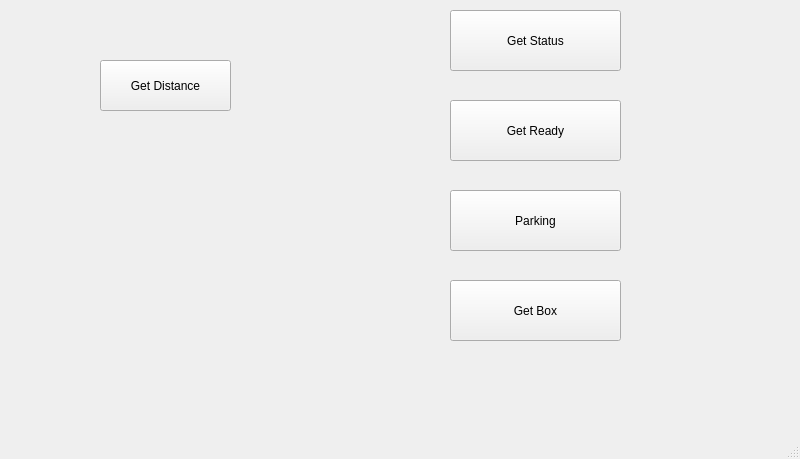
Before: the Qt Designer form mobman/gui-client/mainwindow.ui in evkuz/qt_linux, drawn with Qt 5.
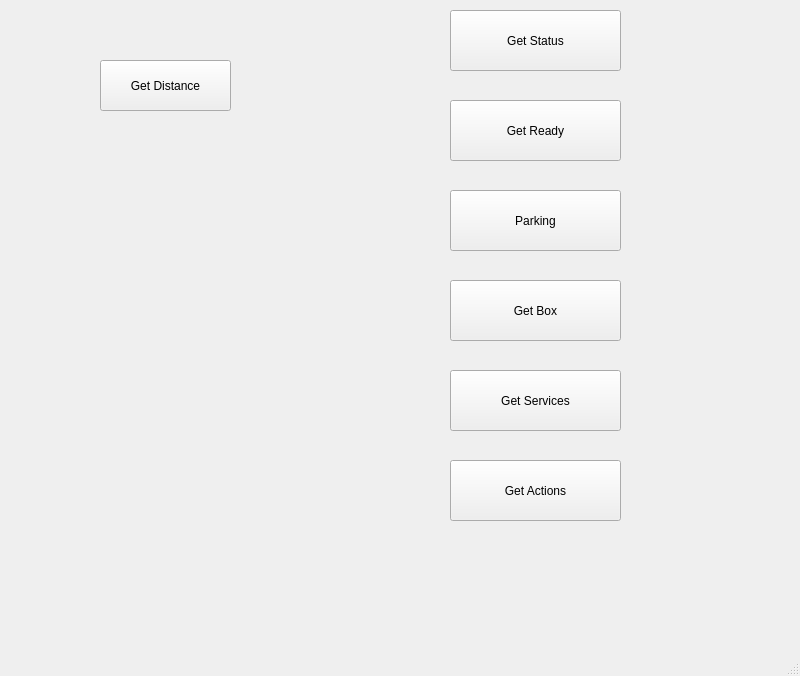
After: the same form once the commit is applied.

Diff of the .ui file:
```diff
--- a/mobman/gui-client/mainwindow.ui
+++ b/mobman/gui-client/mainwindow.ui
@@ -7,7 +7,7 @@
     <x>0</x>
     <y>0</y>
     <width>800</width>
-    <height>459</height>
+    <height>676</height>
    </rect>
   </property>
   <property name="windowTitle">
@@ -79,6 +79,32 @@
      <string>Get Box</string>
     </property>
    </widget>
+   <widget class="QPushButton" name="GetServicesButton">
+    <property name="geometry">
+     <rect>
+      <x>450</x>
+      <y>370</y>
+      <width>171</width>
+      <height>61</height>
+     </rect>
+    </property>
+    <property name="text">
+     <string>Get Services</string>
+    </property>
+   </widget>
+   <widget class="QPushButton" name="GetActionsButton">
+    <property name="geometry">
+     <rect>
+      <x>450</x>
+      <y>460</y>
+      <width>171</width>
+      <height>61</height>
+     </rect>
+    </property>
+    <property name="text">
+     <string>Get Actions</string>
+    </property>
+   </widget>
   </widget>
   <widget class="QMenuBar" name="menubar">
    <property name="geometry">
```
